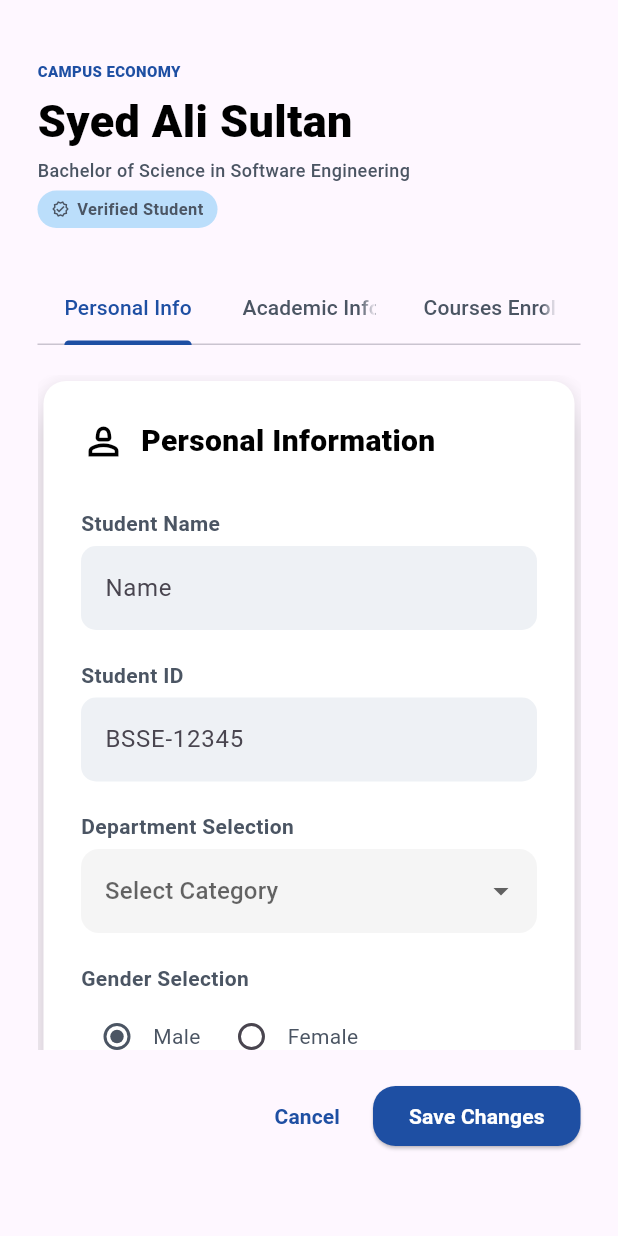
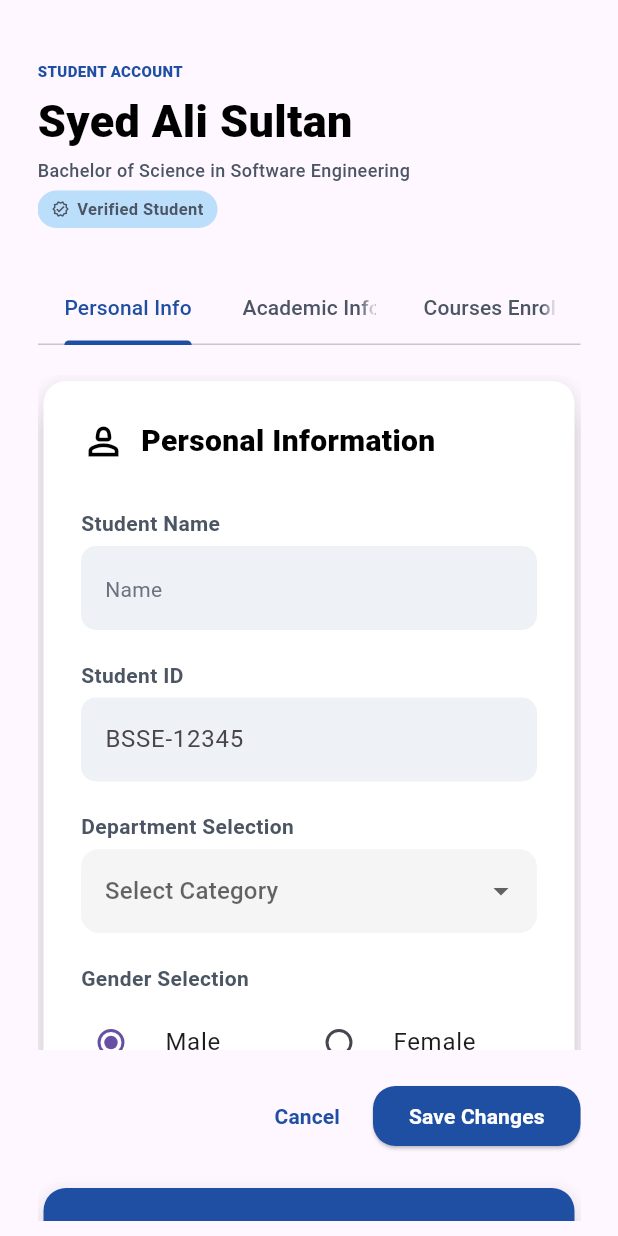
Before and after one commit to alishah18105/Flutter-Assignment-UBIT-Student-Hub, a Flutter app: the ProfileScreen screen opened directly, on a phone screen of 412 x 824 dp. Run offline on Flutter 3.47's test engine with Material 3 defaults, Android fonts, the phone set to English and light mode, and no system bars.

Commit message:
All Screens Updated 31-3-26

```diff
--- /dev/null
+++ b/lib/screens/profile_screen/privacy_card.dart
@@ -0,0 +1,50 @@
+import 'package:flutter/material.dart';
+import 'package:university_student_hub/utilis/colors.dart';
+
+Container PrivacyCard() {
+    return Container(
+                margin: EdgeInsets.all(16),
+                decoration: BoxDecoration(
+                  color: Colors.white,
+                  borderRadius: BorderRadius.circular(16),
+                ),
+                child: Row(
+                  children: [
+                    Container(
+                      width: 5,
+                      height: 150,
+                      decoration: BoxDecoration(
+                        color: eleBtnColor,
+                        borderRadius: BorderRadius.only(
+                          topLeft: Radius.circular(16),
+                          bottomLeft: Radius.circular(16),
+                        ),
+                      ),
+                    ),
+
+                    Expanded(
+                      child: Padding(
+                        padding: EdgeInsets.all(25),
+                        child: Column(
+                          crossAxisAlignment: CrossAxisAlignment.start,
+                          children: [
+                            Text(
+                              "Privacy Note",
+                              style: TextStyle(
+                                fontWeight: FontWeight.bold,
+                                fontSize: 16,
+                              ),
+                            ),
+                            SizedBox(height: 8),
+                            Text(
+                              "Your department information helps us tailor marketplace recommendations and campus alerts.",
+                              style: TextStyle(color: textColor),
+                            ),
+                          ],
+                        ),
+                      ),
+                    ),
+                  ],
+                ),
+              );
+  }
--- a/lib/screens/profile_screen/profile_screen.dart
+++ b/lib/screens/profile_screen/profile_screen.dart
@@ -1,4 +1,7 @@
 import 'package:flutter/material.dart';
+import 'package:university_student_hub/screens/profile_screen/privacy_card.dart';
+import 'package:university_student_hub/screens/profile_screen/profile_strength_card.dart';
+import 'package:university_student_hub/screens/profile_screen/submit_btns.dart';
 import 'package:university_student_hub/utilis/colors.dart';
 
 class ProfileScreen extends StatefulWidget {
@@ -9,6 +12,11 @@ class ProfileScreen extends StatefulWidget {
 }
 
 class _ProfileScreenState extends State<ProfileScreen> {
+  final _formKey = GlobalKey<FormState>();
+
+  String name = "";
+  String id = "";
+
   String? selectedDepartment;
   List<String> departments = [
     "Computer Science",
@@ -20,7 +28,7 @@ class _ProfileScreenState extends State<ProfileScreen> {
     "Business Administration",
     "Economics",
     "Psychology",
-    "Biology"
+    "Biology",
   ];
 
   String? gender = "Male";
@@ -30,58 +38,103 @@ class _ProfileScreenState extends State<ProfileScreen> {
       length: 3,
       child: Scaffold(
         body: Padding(
-          padding: EdgeInsets.symmetric(horizontal: 25.0, vertical: 10.0 ),
+          padding: EdgeInsets.symmetric(horizontal: 25.0, vertical: 10.0),
           child: SingleChildScrollView(
             child: Column(
               crossAxisAlignment: CrossAxisAlignment.start,
               children: [
-              SizedBox(height: 30,),
-              Text("CAMPUS ECONOMY", style: TextStyle(color: eleBtnColor, fontSize: 10, fontWeight: FontWeight.w900),),
-              SizedBox(height: 5,),
-              Text("Syed Ali Sultan", style: TextStyle(color: Colors.black, fontSize: 30, fontWeight: FontWeight.w900),),
-              SizedBox(height: 3,),
-              Text("Bachelor of Science in Software Engineering", style: TextStyle(color: textColor, fontSize: 12, fontWeight: FontWeight.w500),),
-              SizedBox(height: 5,),
+                SizedBox(height: 30),
+                Text(
+                  "STUDENT ACCOUNT",
+                  style: TextStyle(
+                    color: eleBtnColor,
+                    fontSize: 10,
+                    fontWeight: FontWeight.w900,
+                  ),
+                ),
+                SizedBox(height: 5),
+                Text(
+                  "Syed Ali Sultan",
+                  style: TextStyle(
+                    color: Colors.black,
+                    fontSize: 30,
+                    fontWeight: FontWeight.w900,
+                  ),
+                ),
+                SizedBox(height: 3),
+                Text(
+                  "Bachelor of Science in Software Engineering",
+                  style: TextStyle(
+                    color: textColor,
+                    fontSize: 12,
+                    fontWeight: FontWeight.w500,
+                  ),
+                ),
+                SizedBox(height: 5),
                 Container(
                   height: 25,
                   width: 120,
                   decoration: BoxDecoration(
                     borderRadius: BorderRadius.circular(20),
-                  color: Colors.blue[100]
+                    color: Colors.blue[100],
                   ),
                   child: Row(
                     mainAxisAlignment: MainAxisAlignment.center,
                     children: [
-                    Icon(Icons.verified_outlined, color: textColor, size: 12,),
-                    SizedBox(width: 5,),
-                    Text("Verified Student", style: TextStyle(color: textColor, fontSize: 11, fontWeight: FontWeight.bold),)
+                      Icon(Icons.verified_outlined, color: textColor, size: 12),
+                      SizedBox(width: 5),
+                      Text(
+                        "Verified Student",
+                        style: TextStyle(
+                          color: textColor,
+                          fontSize: 11,
+                          fontWeight: FontWeight.bold,
+                        ),
+                      ),
                     ],
                   ),
                 ),
-              SizedBox(height: 30,),
+                SizedBox(height: 30),
                 Center(
                   child: TabBar(
                     labelColor: eleBtnColor,
                     unselectedLabelColor: textColor,
                     indicatorColor: eleBtnColor,
                     tabs: [
-                    Tab(text: "Personal Info",),
-                    Tab(text: "Academic Info",),
-                    Tab(text: "Courses Enrolled",)
+                      Tab(text: "Personal Info"),
+                      Tab(text: "Academic Info"),
+                      Tab(text: "Courses Enrolled"),
                     ],
                   ),
                 ),
-              SizedBox(height: 20,),
+                SizedBox(height: 20),
                 SizedBox(
                   height: 450,
-                child: TabBarView(children: [
-                  SingleChildScrollView(
-                    child: Card(
+                  child: TabBarView(
+                    children: [
+                      SingleChildScrollView(child: PersonalInformationCard()),
+                    ],
+                  ),
+                ),
+                SizedBox(height: 20),
+                SubmitBtns(),
+                SizedBox(height: 20),
+                ProfileStrengthCard(),
+                SizedBox(height: 20),
+                PrivacyCard(),
+              ],
+            ),
+          ),
+        ),
+      ),
+    );
+  }
+
+  Card PersonalInformationCard() {
+    return Card(
       elevation: 10,
       color: Colors.white,
-                      shape: RoundedRectangleBorder(
-                      borderRadius: BorderRadius.circular(15)
-                      ),
+      shape: RoundedRectangleBorder(borderRadius: BorderRadius.circular(15)),
       child: Padding(
         padding: const EdgeInsets.all(25.0),
         child: Column(
@@ -90,41 +143,89 @@ class _ProfileScreenState extends State<ProfileScreen> {
             Row(
               mainAxisAlignment: MainAxisAlignment.start,
               children: [
-                                Icon(Icons.person_2_outlined, color: Colors.black, size: 30,),
-                                SizedBox(width: 10,),
-                                Text("Personal Information", style: TextStyle(color: Colors.black, fontSize: 20, fontWeight: FontWeight.w900),),
+                Icon(Icons.person_2_outlined, color: Colors.black, size: 30),
+                SizedBox(width: 10),
+                Text(
+                  "Personal Information",
+                  style: TextStyle(
+                    color: Colors.black,
+                    fontSize: 20,
+                    fontWeight: FontWeight.w900,
+                  ),
+                ),
               ],
             ),
-                            SizedBox(height: 30,),
-                            Text("Student Name", style: TextStyle(color: textColor, fontWeight: FontWeight.bold)),
+            SizedBox(height: 30),
+            Form(
+              key: _formKey,
+              child: Column(
+                crossAxisAlignment: CrossAxisAlignment.start,
+                children: [
+                  Text(
+                    "Student Name",
+                    style: TextStyle(
+                      color: textColor,
+                      fontWeight: FontWeight.bold,
+                    ),
+                  ),
                   SizedBox(height: 5),
-                            TextField(
+                  TextFormField(
                     decoration: InputDecoration(
-                                labelText: "Name",
+                      hint: Text("Name", style: TextStyle(color: subTextColor)),
                       filled: true,
                       fillColor: fieldColor,
                       border: OutlineInputBorder(
                         borderRadius: BorderRadius.circular(10),
-                                  borderSide: BorderSide.none
-                                )
+                        borderSide: BorderSide.none,
                       ),
                     ),
-                            SizedBox(height: 20,),
-                            Text("Student ID", style: TextStyle(color: textColor, fontWeight: FontWeight.bold)),
+                    onSaved: (value) {
+                      name = value!;
+                    },
+                    validator: (value) {
+                      if (value == null || value.isEmpty) {
+                        return "Enter your name";
+                      }
+                      return null;
+                    },
+                  ),
+                  SizedBox(height: 20),
+                  Text(
+                    "Student ID",
+                    style: TextStyle(
+                      color: textColor,
+                      fontWeight: FontWeight.bold,
+                    ),
+                  ),
                   SizedBox(height: 5),
-                            TextField(
+                  TextFormField(
                     decoration: InputDecoration(
                       labelText: "BSSE-12345",
                       filled: true,
                       fillColor: fieldColor,
                       border: OutlineInputBorder(
                         borderRadius: BorderRadius.circular(10),
-                                  borderSide: BorderSide.none
-                                )
+                        borderSide: BorderSide.none,
                       ),
                     ),
-                             SizedBox(height: 20,),
-                            Text("Department Selection", style: TextStyle(color: textColor, fontWeight: FontWeight.bold)),
+                    onSaved: (value) {
+                      id = value!;
+                    },
+                    validator: (value) {
+                      if (value == null || value.isEmpty) {
+                        return "Enter your student ID";
+                      }
+                      return null;
+                    },
+                  ),
+                  SizedBox(height: 20),
+                  Text(
+                    "Department Selection",
+                    style: TextStyle(
+                      color: textColor,
+                      fontWeight: FontWeight.bold,
+                    ),
+                  ),
                   SizedBox(height: 5),
                   DropdownButtonFormField<String>(
                     initialValue: selectedDepartment,
@@ -138,10 +239,7 @@ class _ProfileScreenState extends State<ProfileScreen> {
                       ),
                     ),
                     items: departments.map((item) {
-                              return DropdownMenuItem(
-                                value: item,
-                                child: Text(item),
-                              );
+                      return DropdownMenuItem(value: item, child: Text(item));
                     }).toList(),
                     onChanged: (value) {
                       setState(() {
@@ -149,65 +247,50 @@ class _ProfileScreenState extends State<ProfileScreen> {
                       });
                     },
                   ),
-                          SizedBox(height: 20,),
-                          Text("Gender Selection", style: TextStyle(color: textColor, fontWeight: FontWeight.bold)),
-                          SizedBox(height: 5,),
+                  SizedBox(height: 20),
+                  Text(
+                    "Gender Selection",
+                    style: TextStyle(
+                      color: textColor,
+                      fontWeight: FontWeight.bold,
+                    ),
+                  ),
+                  SizedBox(height: 5),
                   Row(
                     children: [
-                                  Row(
-                                    children: [
-                                      Radio(value: "Male",
-                                      activeColor: textColor,
+                      Expanded(
+                        child: RadioListTile<String>(
+                          value: "Male",
                           groupValue: gender,
                           onChanged: (value) {
                             setState(() {
-                                          gender = value;
+                              gender = value!;
                             });
-                                      }),
-                                      Text("Male", style: TextStyle(color: textColor),)
-                                    ],
+                          },
+                          title: Text("Male"),
+                          contentPadding: EdgeInsets.zero,
                         ),
-                                  SizedBox(width: 10,),
-                                  Row(
-                                    children: [
-                                      Radio(value: "Female",
-                                      activeColor: textColor,
+                      ),
+                      Expanded(
+                        child: RadioListTile<String>(
+                          value: "Female",
                           groupValue: gender,
                           onChanged: (value) {
                             setState(() {
-                                          gender = value;
+                              gender = value!;
                             });
-                                      }),
-                                      Text("Female", style: TextStyle(color: textColor),)
+                          },
+                          title: Text("Female"),
+                          contentPadding: EdgeInsets.zero,
+                        ),
+                      ),
                     ],
                   ),
-                                ],),
                 ],
               ),
             ),
-                    ),
-                  )
-                ]),
-              ),
-              SizedBox(height: 20,),
-              Row(
-                                mainAxisAlignment: MainAxisAlignment.end,
-                                children: [
-                                  TextButton(onPressed: (){}, child: Text("Cancel", style: TextStyle(color: eleBtnColor, fontWeight: FontWeight.bold),)),
-                                    SizedBox(width: 10,),
-                                  ElevatedButton(onPressed: (){}, child: Text("Save Changes", style: TextStyle(color: Colors.white, fontWeight: FontWeight.bold),), style: ElevatedButton.styleFrom(
-                                    backgroundColor: eleBtnColor,
-                                    shape: RoundedRectangleBorder(
-                                      borderRadius: BorderRadius.circular(15)
-                                    )
-                                  ),)
-                                ],
-                              )
-
           ],
         ),
-          ),
-        )
       ),
     );
   }
--- /dev/null
+++ b/lib/screens/profile_screen/profile_strength_card.dart
@@ -0,0 +1,53 @@
+import 'package:flutter/material.dart';
+import 'package:university_student_hub/utilis/colors.dart';
+
+Card ProfileStrengthCard() {
+    return Card(
+                elevation: 10,
+                color: eleBtnColor,
+                shape: RoundedRectangleBorder(
+                  borderRadius: BorderRadius.circular(15),
+                ),
+                child: Padding(
+                  padding: const EdgeInsets.all(25.0),
+                  child: Column(
+                    crossAxisAlignment: CrossAxisAlignment.start,
+                    children: [
+                      Text(
+                        "Profile Strength",
+                        style: TextStyle(
+                          color: Colors.white,
+                          fontSize: 20,
+                          fontWeight: FontWeight.w900,
+                        ),
+                      ),
+                      SizedBox(height: 10),
+                      Text(
+                        "80%",
+                        style: TextStyle(
+                          color: Colors.white,
+                          fontSize: 40,
+                          fontWeight: FontWeight.w900,
+                        ),
+                      ),
+                      SizedBox(height: 10),
+                      LinearProgressIndicator(
+                        value: 0.8,
+                        backgroundColor: Colors.white24,
+                        color: Colors.white,
+                        minHeight: 10,
+                      ),
+                      SizedBox(height: 20),
+                      Text(
+                        "Complete your profile to get better course recommendations and connect with like-minded peers.",
+                        style: TextStyle(
+                          color: Colors.white70,
+                          fontSize: 15,
+                          fontWeight: FontWeight.w500,
+                        ),
+                      ),
+                    ],
+                  ),
+                ),
+              );
+  }
--- /dev/null
+++ b/lib/screens/profile_screen/submit_btns.dart
@@ -0,0 +1,37 @@
+import 'package:flutter/material.dart';
+import 'package:university_student_hub/utilis/colors.dart';
+
+Row SubmitBtns() {
+    return Row(
+                mainAxisAlignment: MainAxisAlignment.end,
+                children: [
+                  TextButton(
+                    onPressed: () {},
+                    child: Text(
+                      "Cancel",
+                      style: TextStyle(
+                        color: eleBtnColor,
+                        fontWeight: FontWeight.bold,
+                      ),
+                    ),
+                  ),
+                  SizedBox(width: 10),
+                  ElevatedButton(
+                    onPressed: () {},
+                    child: Text(
+                      "Save Changes",
+                      style: TextStyle(
+                        color: Colors.white,
+                        fontWeight: FontWeight.bold,
+                      ),
+                    ),
+                    style: ElevatedButton.styleFrom(
+                      backgroundColor: eleBtnColor,
+                      shape: RoundedRectangleBorder(
+                        borderRadius: BorderRadius.circular(15),
+                      ),
+                    ),
+                  ),
+                ],
+              );
+  }
```
Also changed, not shown: lib/screens/login screen/login_screen.dart (+120 -60 lines), lib/screens/main_dashboard/cutom_dashboard_screen.dart (+26 -2 lines). Lines whose indentation alone changed are shown as unchanged.
